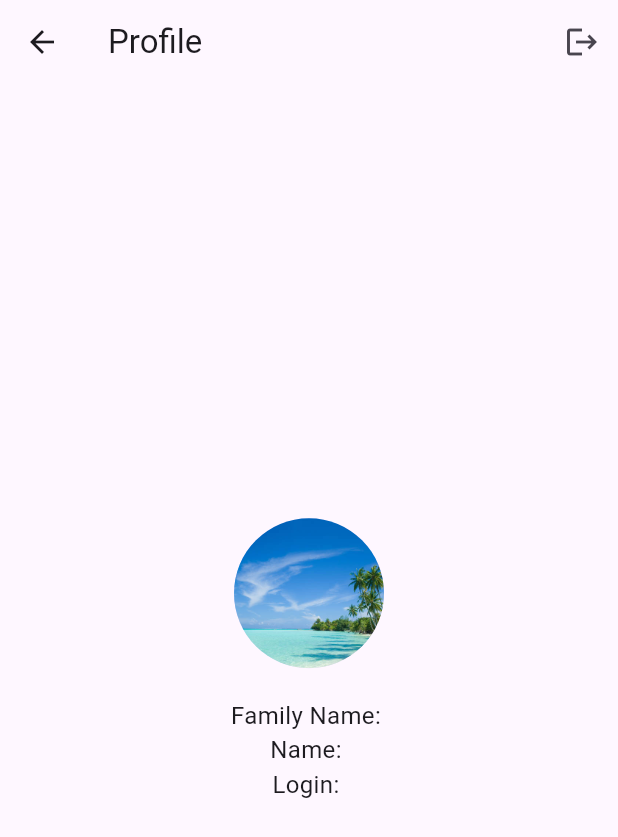
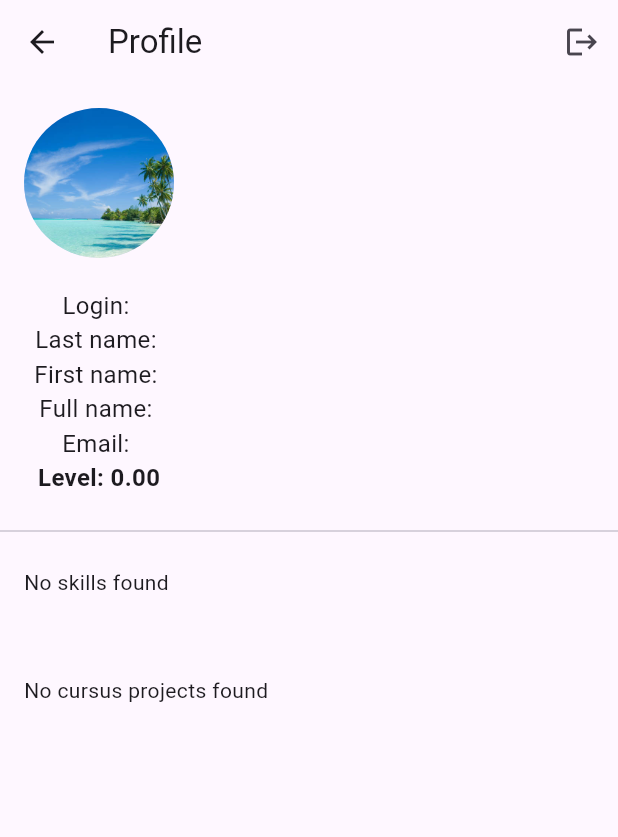
Before and after one commit to Balbeck/Mobile-Dart-Flutter_Swifty-Companion, a Flutter app: the ProfileView screen opened directly with empty values, on a phone screen of 412 x 824 dp. Shown: the top 837 px of the screen. Run offline on Flutter 3.47's test engine with Material 3 defaults, Android fonts, the phone set to English and light mode, and no system bars; our stand-ins replace flutter_dotenv, shared_preferences; accounts and stored records are empty; network calls fail.

Commit message:
feat: skillsList + projectsList

```diff
--- a/lib/models/user_model.dart
+++ b/lib/models/user_model.dart
@@ -1,21 +1,70 @@
+class SkillModel {
+  final String skill;
+  final double level;
+
+  SkillModel({required this.skill, required this.level});
+
+  double get percentage => (level / 20.0) * 100.0; //skill level sur 20 !
+}
+
+class ProjectModel {
+  final String name;
+  final String slug;
+  final String status;
+  final bool? validated;
+  final int? finalMark;
+
+  ProjectModel({
+    required this.name,
+    required this.slug,
+    required this.status,
+    this.validated,
+    this.finalMark,
+  });
+
+  factory ProjectModel.fromJson(Map<String, dynamic> json) {
+    return ProjectModel(
+      name: json['project']['name'] ?? 'Unknown Project',
+      slug: json['project']['slug'] ?? 'unknown-project',
+      status: json['status'] ?? 'unknown',
+      validated: json['validated'] as bool?,
+      finalMark: json['final_mark'] as int?,
+    );
+  }
+}
+
 class UserModel {
   final String login;
   final String firstName;
   final String lastName;
-  // final String email;
+  final String usualFullName;
+  final String email;
   final String image;
+  final double level;
+  final List<SkillModel> skills;
+  final List<ProjectModel> projectsUsers;
 
   UserModel({
     required this.login,
     required this.firstName,
     required this.lastName,
-    // required this.email,
+    required this.usualFullName,
+    required this.email,
     required this.image,
+    required this.level,
+    required this.skills,
+    required this.projectsUsers,
   });
 
   factory UserModel.fromJson(Map<String, dynamic> json) {
     // chemin d'asset par défaut
     String imagePath = 'assets/images/profile_default.jpg';
+    double level = 0.0;
+    List<SkillModel> skills = [];
+    List<ProjectModel> projectsUsers = [];
+
+    // final projectsUsersList = json['projects_users'];
+    // print('🔵 projects_users: $projectsUsersList');
 
     try {
       final image = json['image'];
@@ -33,6 +82,37 @@ class UserModel {
           imagePath = image['link'] ?? imagePath;
         }
       }
+
+      final cursusUsers = json['cursus_users'] as List?;
+      if (cursusUsers != null && cursusUsers.isNotEmpty) {
+        // Cherche le cursus actif (end_at == null)
+        for (var cursus in cursusUsers) {
+          if (cursus['end_at'] == null) {
+            level = (cursus['level'] as num?)?.toDouble() ?? 0.0;
+
+            // On en profite pour extraire les skills
+            final skillsList = cursus['skills'] as List?;
+            if (skillsList != null) {
+              skills = skillsList
+                  .map(
+                    (s) => SkillModel(
+                      skill: s['name'] ?? 'Unknown',
+                      level: (s['level'] as num?)?.toDouble() ?? 0.0,
+                    ),
+                  )
+                  .toList();
+              break;
+            }
+          }
+        }
+      }
+
+      final projectsList = json['projects_users'] as List?;
+      if (projectsList != null) {
+        projectsUsers = projectsList
+            .map((p) => ProjectModel.fromJson(p as Map<String, dynamic>))
+            .toList();
+      }
     } catch (_) {
       // conserve imagePath par défaut
     }
@@ -41,7 +121,12 @@ class UserModel {
       login: json['login'] ?? 'FToto',
       firstName: json['first_name'] ?? 'Toto',
       lastName: json['last_name'] ?? 'FamilleToto',
+      usualFullName: json['usual_full_name'] ?? 'Toto FamilleToto',
+      email: json['email'] ?? '',
       image: imagePath,
+      level: level,
+      skills: skills,
+      projectsUsers: projectsUsers,
     );
   }
 }
--- a/lib/services/user_service.dart
+++ b/lib/services/user_service.dart
@@ -4,11 +4,12 @@ import 'auth_42_service.dart';
 import '../models/user_model.dart';
 
 class UserService {
-  final AuthService _auth = AuthService();
+  final AuthService authService = AuthService();
 
   Future<UserModel?> fetchCurrentUser() async {
     try {
-      final token = _auth.accessToken ?? await _auth.getStoredToken();
+      final token =
+          authService.accessToken ?? await authService.getStoredToken();
       if (token == null || token.isEmpty) {
         print('⚠️ No access token available for GET /v2/me');
         return null;
@@ -29,7 +30,7 @@ class UserService {
       }
 
       final Map<String, dynamic> json = jsonDecode(res.body);
-      print('✅ Fetched user data: $json');
+      // print('✅ Fetched user data: $json');
       return UserModel.fromJson(json);
     } catch (e) {
       print('❌ fetchCurrentUser error: $e');
--- a/lib/views/profile_view.dart
+++ b/lib/views/profile_view.dart
@@ -1,6 +1,8 @@
 import 'package:flutter/material.dart';
 import '../services/user_service.dart';
 import '../models/user_model.dart';
+import '../widgets/skills_widget.dart';
+import '../widgets/projects_widget.dart';
 
 class ProfileView extends StatefulWidget {
   final VoidCallback onLogout;
@@ -47,23 +49,56 @@ class _ProfileViewState extends State<ProfileView> {
           ),
         ],
       ),
-      body: Center(
+      body: SingleChildScrollView(
         child: Column(
-          mainAxisAlignment: MainAxisAlignment.center,
+          crossAxisAlignment: CrossAxisAlignment.start,
+          children: [
+            // Header avec avatar
+            Padding(
+              padding: const EdgeInsets.all(16),
+              child: Column(
                 children: [
                   CircleAvatar(radius: 50, backgroundImage: imageProvider),
                   const SizedBox(height: 20),
                   Text(
-              'Family Name: ${_user?.lastName ?? 'FamilleToto'}',
+                    'Login: ${_user?.login ?? 'TheToto'}',
                     style: const TextStyle(fontSize: 16),
                   ),
                   Text(
-              'Name: ${_user?.firstName ?? 'Toto'}',
+                    'Last name: ${_user?.lastName ?? 'FamilleToto'}',
                     style: const TextStyle(fontSize: 16),
                   ),
                   Text(
-              'Login: ${_user?.login ?? 'TheToto'}',
+                    'First name: ${_user?.firstName ?? 'Toto'}',
                     style: const TextStyle(fontSize: 16),
+                  ),
+                  Text(
+                    'Full name: ${_user?.usualFullName ?? 'Toto FamilleToto'}',
+                    style: const TextStyle(fontSize: 16),
+                  ),
+                  Text(
+                    'Email: ${_user?.email ?? 'toto@42.email.com'}',
+                    style: const TextStyle(fontSize: 16),
+                  ),
+                  Text(
+                    'Level: ${_user?.level.toStringAsFixed(2) ?? '0.00'}',
+                    style: const TextStyle(
+                      fontSize: 16,
+                      fontWeight: FontWeight.bold,
+                    ),
+                  ),
+                ],
+              ),
+            ),
+            const Divider(),
+            if (_user != null) ...[
+              SkillsListWidget(skills: _user!.skills),
+              const SizedBox(height: 20),
+              ProjectsWidget(projects: _user!.projectsUsers),
+            ] else
+              const Padding(
+                padding: EdgeInsets.all(16),
+                child: Text('Loading...'),
               ),
           ],
         ),
--- /dev/null
+++ b/lib/widgets/projects_widget.dart
@@ -0,0 +1,102 @@
+import 'package:flutter/material.dart';
+import '../models/user_model.dart';
+
+class ProjectsWidget extends StatelessWidget {
+  final List<ProjectModel> projects;
+
+  const ProjectsWidget({super.key, required this.projects});
+
+  Color _getMarkColor(bool? validated, int? finalMark) {
+    if (validated == null || finalMark == null) return Colors.grey;
+    if (!validated) return Colors.red;
+    if (validated && finalMark > 100) return Colors.blue;
+    return Colors.green;
+  }
+
+  @override
+  Widget build(BuildContext context) {
+    final filtered = projects
+        // .where((p) => p.slug.startsWith('42cursus-'))
+        .where((p) => !p.slug.startsWith('c-piscine'))
+        .toList();
+
+    if (filtered.isEmpty) {
+      return const Padding(
+        padding: EdgeInsets.all(16),
+        child: Text('No cursus projects found'),
+      );
+    }
+
+    return Column(
+      crossAxisAlignment: CrossAxisAlignment.start,
+      children: [
+        const Padding(
+          padding: EdgeInsets.symmetric(horizontal: 16, vertical: 12),
+          child: Text(
+            'Cursus Projects',
+            style: TextStyle(fontSize: 18, fontWeight: FontWeight.bold),
+          ),
+        ),
+        ListView.builder(
+          shrinkWrap: true,
+          physics: const NeverScrollableScrollPhysics(),
+          itemCount: filtered.length,
+          itemBuilder: (context, index) {
+            final project = filtered[index];
+            final color = _getMarkColor(project.validated, project.finalMark);
+
+            return Padding(
+              padding: const EdgeInsets.symmetric(horizontal: 16, vertical: 8),
+              child: Container(
+                decoration: BoxDecoration(
+                  border: Border.all(color: Colors.blueAccent, width: 2),
+                  borderRadius: BorderRadius.circular(8),
+                  color: Colors.grey[50],
+                ),
+                padding: const EdgeInsets.all(12),
+                child: Column(
+                  crossAxisAlignment: CrossAxisAlignment.start,
+                  children: [
+                    Row(
+                      mainAxisAlignment: MainAxisAlignment.spaceBetween,
+                      children: [
+                        Expanded(
+                          child: Text(
+                            project.name,
+                            style: const TextStyle(
+                              fontSize: 16,
+                              fontWeight: FontWeight.w600,
+                            ),
+                          ),
+                        ),
+                        Text(
+                          project.finalMark != null
+                              ? '${project.finalMark}'
+                              : '—',
+                          style: TextStyle(
+                            fontSize: 16,
+                            fontWeight: FontWeight.bold,
+                            color: color,
+                          ),
+                        ),
+                      ],
+                    ),
+                    const SizedBox(height: 6),
+                    Text(
+                      project.status,
+                      style: TextStyle(
+                        fontSize: 14,
+                        fontWeight: FontWeight.w500,
+                        color: color,
+                      ),
+                    ),
+                  ],
+                ),
+              ),
+            );
+          },
+        ),
+      ],
+    );
+  }
+}
--- /dev/null
+++ b/lib/widgets/skills_widget.dart
@@ -0,0 +1,101 @@
+import 'package:flutter/material.dart';
+import '../models/user_model.dart';
+
+class SkillsListWidget extends StatelessWidget {
+  final List<SkillModel> skills;
+
+  const SkillsListWidget({super.key, required this.skills});
+
+  @override
+  Widget build(BuildContext context) {
+    if (skills.isEmpty) {
+      return const Padding(
+        padding: EdgeInsets.all(16),
+        child: Text('No skills found'),
+      );
+    }
+
+    return Column(
+      crossAxisAlignment: CrossAxisAlignment.start,
+      children: [
+        const Padding(
+          padding: EdgeInsets.symmetric(horizontal: 16, vertical: 12),
+          child: Text(
+            'Skills',
+            style: TextStyle(fontSize: 18, fontWeight: FontWeight.bold),
+          ),
+        ),
+        ListView.builder(
+          shrinkWrap: true,
+          physics: const NeverScrollableScrollPhysics(),
+          itemCount: skills.length,
+          itemBuilder: (context, index) {
+            final skill = skills[index];
+            return Padding(
+              padding: const EdgeInsets.symmetric(horizontal: 16, vertical: 8),
+              child: Container(
+                decoration: BoxDecoration(
+                  border: Border.all(color: Colors.blueAccent, width: 2),
+                  borderRadius: BorderRadius.circular(8),
+                  color: Colors.grey[50],
+                ),
+                padding: const EdgeInsets.all(12),
+                child: Column(
+                  crossAxisAlignment: CrossAxisAlignment.start,
+                  children: [
+                    Row(
+                      mainAxisAlignment: MainAxisAlignment.spaceBetween,
+                      children: [
+                        Text(
+                          skill.skill,
+                          style: const TextStyle(
+                            fontSize: 16,
+                            fontWeight: FontWeight.w600,
+                          ),
+                        ),
+                        Text(
+                          '${skill.level.toStringAsFixed(2)} / 20',
+                          style: const TextStyle(
+                            fontSize: 14,
+                            color: Colors.grey,
+                          ),
+                        ),
+                      ],
+                    ),
+                    const SizedBox(height: 8),
+                    ClipRRect(
+                      borderRadius: BorderRadius.circular(4),
+                      child: LinearProgressIndicator(
+                        value: skill.percentage / 100,
+                        minHeight: 10,
+                        backgroundColor: Colors.grey[300],
+                        valueColor: AlwaysStoppedAnimation<Color>(
+                          skill.percentage > 75
+                              ? Colors.green
+                              : skill.percentage > 50
+                              ? Colors.orange
+                              : Colors.red,
+                        ),
+                      ),
+                    ),
+                    const SizedBox(height: 6),
+                    Align(
+                      alignment: Alignment.centerRight,
+                      child: Text(
+                        '${skill.percentage.toStringAsFixed(1)}%',
+                        style: const TextStyle(
+                          fontSize: 12,
+                          fontWeight: FontWeight.bold,
+                        ),
+                      ),
+                    ),
+                  ],
+                ),
+              ),
+            );
+          },
+        ),
+      ],
+    );
+  }
+}
```
Also changed, not shown: lib/views/auth_webView_view.dart (deleted, +0 -61 lines). Lines whose indentation alone changed are shown as unchanged.
